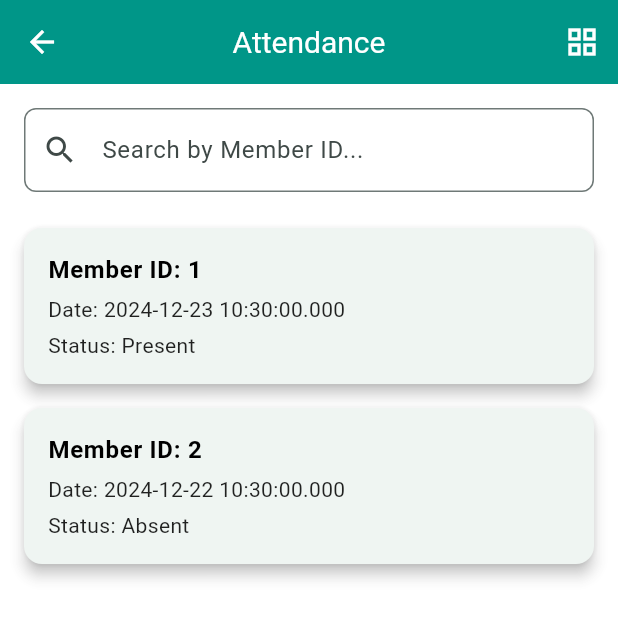
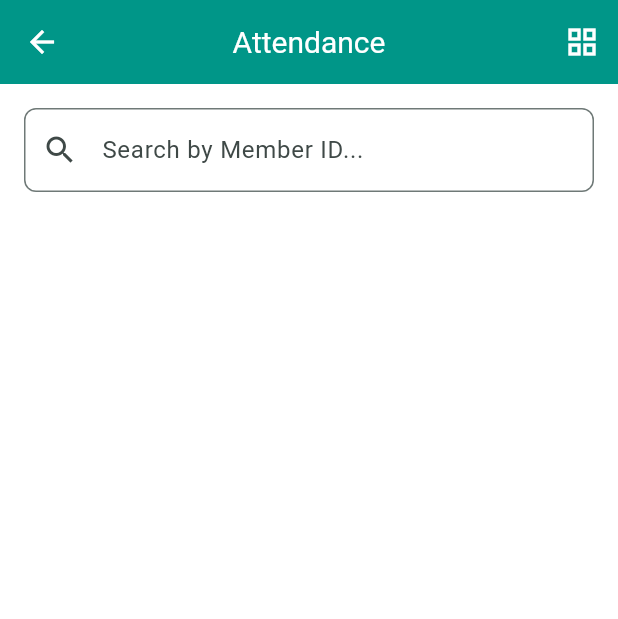
Before and after one commit to sessoun/ch_db_admin, a Flutter app: the AttendanceView screen opened directly, on a phone screen of 412 x 824 dp. Shown: the top 619 px of the screen. Run offline on Flutter 3.47's test engine with Material 3 defaults, Android fonts, the phone set to English and light mode, and no system bars; our stand-ins replace cached_network_image, cloud_firestore, dartz, firebase_auth, firebase_core, firebase_storage and 4 more; accounts and stored records are empty.

Commit message:
attendance model modified

```diff
--- a/lib/src/attendance/data/models/attendance.dart
+++ b/lib/src/attendance/data/models/attendance.dart
@@ -3,29 +3,26 @@ import 'package:ch_db_admin/src/attendance/domain/entities/attendance.dart';
 
 class AttendanceModel extends Attendance {
   AttendanceModel({
-    required super.memberId,
-    required super.date,
-    required super.isPresent,
-    super.notes,
+    required super.members,
+    required super.createdAt,
+    required super.event,
   });
 
   // Example of method to convert AttendanceModel to JSON
   Map<String, dynamic> toJson() {
     return {
-      'memberId': memberId,
-      'date': date.toIso8601String(),
-      'isPresent': isPresent,
-      'notes': notes,
+      'members': members,
+      'dcreatedAtate': createdAt.toIso8601String(),
+            'event': event,
     };
   }
 
   // Example of method to create AttendanceModel from JSON
   factory AttendanceModel.fromJson(Map<String, dynamic> json) {
     return AttendanceModel(
-      memberId: json['memberId'],
-      date: DateTime.parse(json['date']),
-      isPresent: json['isPresent'],
-      notes: json['notes'],
+      members: json['members'],
+      createdAt: DateTime.parse(json['createdAt']),
+      event: json['event'],
     );
   }
 }
--- a/lib/src/attendance/domain/entities/attendance.dart
+++ b/lib/src/attendance/domain/entities/attendance.dart
@@ -1,13 +1,13 @@
+import 'package:ch_db_admin/src/Members/domain/entities/member.dart';
+
 class Attendance {
-  final String memberId;
-  final DateTime date;
-  final bool isPresent;
-  final String notes;
+  final List<Member> members;
+  final DateTime createdAt;
+  final String event;
 
   Attendance({
-    required this.memberId,
-    required this.date,
-    required this.isPresent,
-    this.notes = '',
+    required this.members,
+    required this.createdAt,
+    required this.event,
   });
 }
--- a/lib/src/attendance/presentation/attendance_view.dart
+++ b/lib/src/attendance/presentation/attendance_view.dart
@@ -1,4 +1,5 @@
 import 'package:ch_db_admin/src/attendance/data/models/attendance.dart';
+import 'package:ch_db_admin/src/attendance/domain/entities/attendance.dart';
 import 'package:flutter/material.dart';
 class AttendanceView extends StatefulWidget {
   const AttendanceView({super.key});
@@ -9,9 +10,9 @@ class AttendanceView extends StatefulWidget {
 
 class _AttendanceViewState extends State<AttendanceView> {
   // Sample attendance data
-  final List<AttendanceModel> attendanceRecords = [
-    AttendanceModel(memberId: '1', date: DateTime.now(), isPresent: true, notes: 'Attended service'),
-    AttendanceModel(memberId: '2', date: DateTime.now().subtract(const Duration(days: 1)), isPresent: false, notes: 'Absent'),
+  final List<Attendance> attendanceRecords = [
+    // Attendance(memberId: '1', date: DateTime.now(), isPresent: true, notes: 'Attended service'),
+    // Attendance(memberId: '2', date: DateTime.now().subtract(const Duration(days: 1)), isPresent: false, notes: 'Absent'),
     // Add more attendance records as needed
   ];
 
@@ -21,7 +22,7 @@ class _AttendanceViewState extends State<AttendanceView> {
   @override
   Widget build(BuildContext context) {
     final filteredAttendance = attendanceRecords
-        .where((record) => record.memberId.toLowerCase().contains(searchText.toLowerCase()))
+        .where((record) => record.members[1].fullName.toLowerCase().contains(searchText.toLowerCase()))
         .toList();
 
     return Scaffold(
@@ -69,7 +70,7 @@ class _AttendanceViewState extends State<AttendanceView> {
     );
   }
 
-  Widget _buildGridView(List<AttendanceModel> records) {
+  Widget _buildGridView(List<Attendance> records) {
     return GridView.builder(
       gridDelegate: const SliverGridDelegateWithFixedCrossAxisCount(
         crossAxisCount: 2,
@@ -93,17 +94,17 @@ class _AttendanceViewState extends State<AttendanceView> {
                 mainAxisAlignment: MainAxisAlignment.center,
                 children: [
                   Text(
-                    'Member ID: ${record.memberId}',
+                    'Member ID: ',
                     style: Theme.of(context).textTheme.bodyLarge,
                   ),
                   const SizedBox(height: 8),
                   Text(
-                    'Date: ${record.date.toLocal()}',
+                    'Date:',
                     style: Theme.of(context).textTheme.bodyMedium,
                   ),
                   const SizedBox(height: 8),
                   Text(
-                    'Status: ${record.isPresent ? 'Present' : 'Absent'}',
+                    'Status: ',
                     style: Theme.of(context).textTheme.bodyMedium,
                   ),
                 ],
@@ -115,7 +116,7 @@ class _AttendanceViewState extends State<AttendanceView> {
     );
   }
 
-  Widget _buildListView(List<AttendanceModel> records) {
+  Widget _buildListView(List<Attendance> records) {
     return ListView.builder(
       itemCount: records.length,
       itemBuilder: (context, index) {
@@ -137,17 +138,17 @@ class _AttendanceViewState extends State<AttendanceView> {
                     crossAxisAlignment: CrossAxisAlignment.start,
                     children: [
                       Text(
-                        'Member ID: ${record.memberId}',
+                        'Member ID: ',
                         style: Theme.of(context).textTheme.bodyLarge!.copyWith(fontWeight: FontWeight.bold),
                       ),
                       const SizedBox(height: 4),
                       Text(
-                        'Date: ${record.date.toLocal()}',
+                        'Date: ',
                         style: Theme.of(context).textTheme.bodyMedium,
                       ),
                       const SizedBox(height: 4),
                       Text(
-                        'Status: ${record.isPresent ? 'Present' : 'Absent'}',
+                        'Status: ',
                         style: Theme.of(context).textTheme.bodyMedium,
                       ),
                     ],
```
